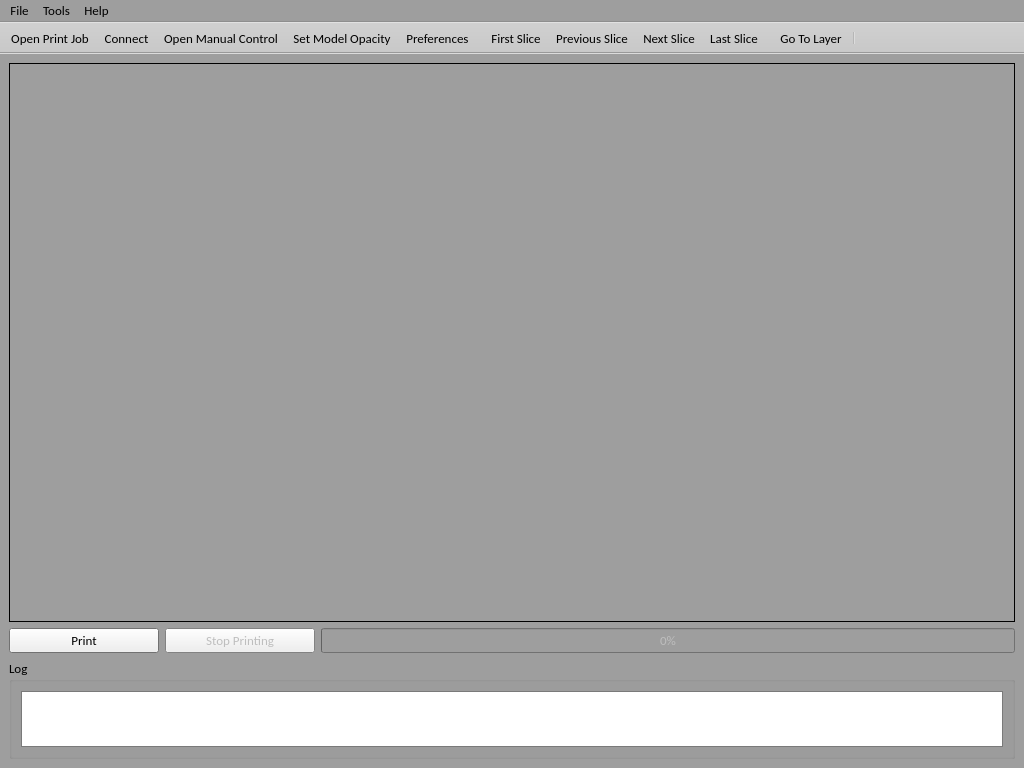
This is 3dlp.ui in wrekr/3dlp-host-software as Qt 5 draws it before an edit. The edited form follows.
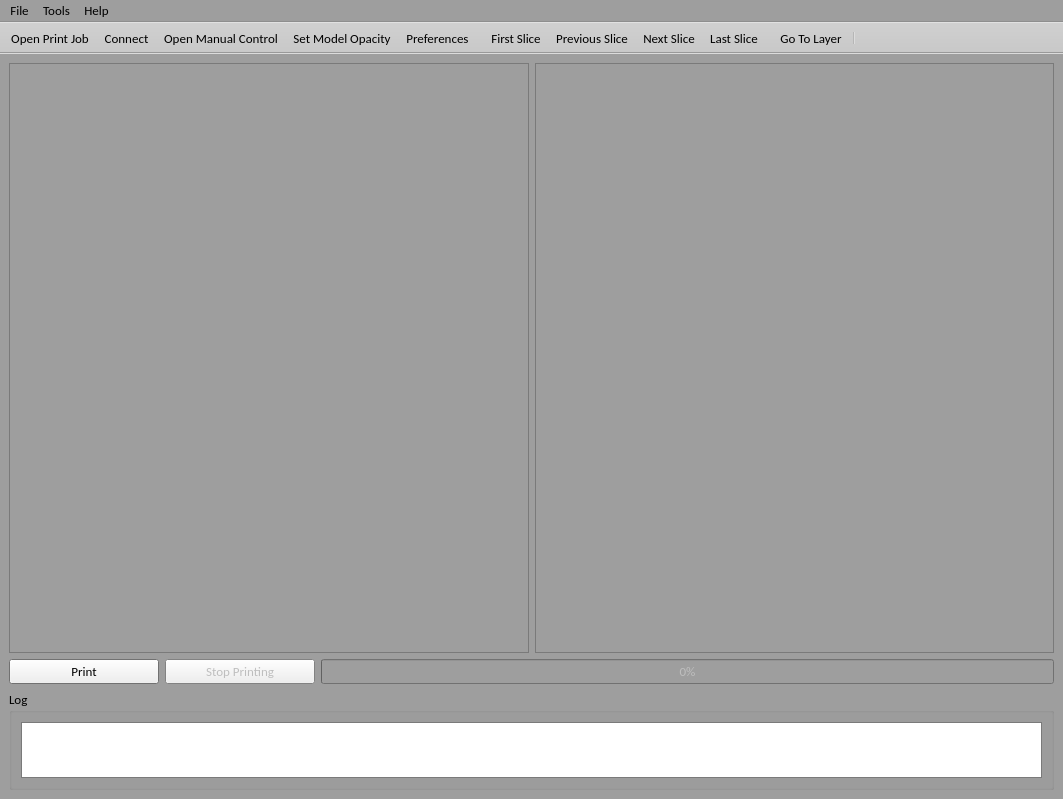
This is the edited form. Icons and pictures are not drawn.

Commit message: Wrote features to accept print jobs from 3DLP Slicer with configuration files inherited to load the same preview 3D STL model that was sliced with and display previews of each slice in main window before printing. Modified 3dlp main GUI for improved layout and resize control. Cleaned up lots of old code.

What changed in the file:
```diff
--- a/3dlp.ui
+++ b/3dlp.ui
@@ -6,8 +6,8 @@
    <rect>
     <x>0</x>
     <y>0</y>
-    <width>1024</width>
-    <height>768</height>
+    <width>1063</width>
+    <height>799</height>
    </rect>
   </property>
   <property name="palette">
@@ -94,50 +94,51 @@
    <property name="layoutDirection">
     <enum>Qt::LeftToRight</enum>
    </property>
-   <layout class="QVBoxLayout" name="verticalLayout_4">
-    <property name="sizeConstraint">
-     <enum>QLayout::SetDefaultConstraint</enum>
-    </property>
-    <property name="bottomMargin">
-     <number>9</number>
-    </property>
-    <item>
-     <layout class="QVBoxLayout" name="verticalLayout_3">
-      <item>
-       <widget class="QSplitter" name="splitter">
-        <property name="minimumSize">
-         <size>
-          <width>0</width>
-          <height>550</height>
-         </size>
-        </property>
-        <property name="autoFillBackground">
-         <bool>false</bool>
-        </property>
-        <property name="frameShape">
-         <enum>QFrame::Box</enum>
-        </property>
-        <property name="frameShadow">
-         <enum>QFrame::Plain</enum>
-        </property>
-        <property name="lineWidth">
-         <number>1</number>
-        </property>
-        <property name="midLineWidth">
-         <number>2</number>
-        </property>
-        <property name="orientation">
-         <enum>Qt::Horizontal</enum>
-        </property>
-        <property name="opaqueResize">
-         <bool>false</bool>
-        </property>
-       </widget>
-      </item>
-      <item>
        <layout class="QHBoxLayout" name="horizontalLayout_3">
         <item>
          <layout class="QVBoxLayout" name="verticalLayout">
+      <item>
+       <layout class="QHBoxLayout" name="horizontalLayout_2">
+        <item>
+         <widget class="QFrame" name="frame">
+          <property name="sizePolicy">
+           <sizepolicy hsizetype="Expanding" vsizetype="MinimumExpanding">
+            <horstretch>0</horstretch>
+            <verstretch>0</verstretch>
+           </sizepolicy>
+          </property>
+          <property name="minimumSize">
+           <size>
+            <width>0</width>
+            <height>550</height>
+           </size>
+          </property>
+          <property name="frameShape">
+           <enum>QFrame::StyledPanel</enum>
+          </property>
+          <property name="frameShadow">
+           <enum>QFrame::Plain</enum>
+          </property>
+         </widget>
+        </item>
+        <item>
+         <widget class="QFrame" name="frame_2">
+          <property name="sizePolicy">
+           <sizepolicy hsizetype="Expanding" vsizetype="MinimumExpanding">
+            <horstretch>0</horstretch>
+            <verstretch>0</verstretch>
+           </sizepolicy>
+          </property>
+          <property name="frameShape">
+           <enum>QFrame::StyledPanel</enum>
+          </property>
+          <property name="frameShadow">
+           <enum>QFrame::Plain</enum>
+          </property>
+         </widget>
+        </item>
+       </layout>
+      </item>
           <item>
            <layout class="QHBoxLayout" name="horizontalLayout">
             <item>
@@ -235,20 +236,13 @@
          </layout>
         </item>
        </layout>
-      </item>
-     </layout>
-    </item>
-    <item>
-     <layout class="QHBoxLayout" name="horizontalLayout_2"/>
-    </item>
-   </layout>
   </widget>
   <widget class="QMenuBar" name="menubar">
    <property name="geometry">
     <rect>
      <x>0</x>
      <y>0</y>
-     <width>1024</width>
+     <width>1063</width>
      <height>21</height>
     </rect>
    </property>
```
Lines whose indentation alone changed are shown as unchanged. The commit also changes 2 other files.
